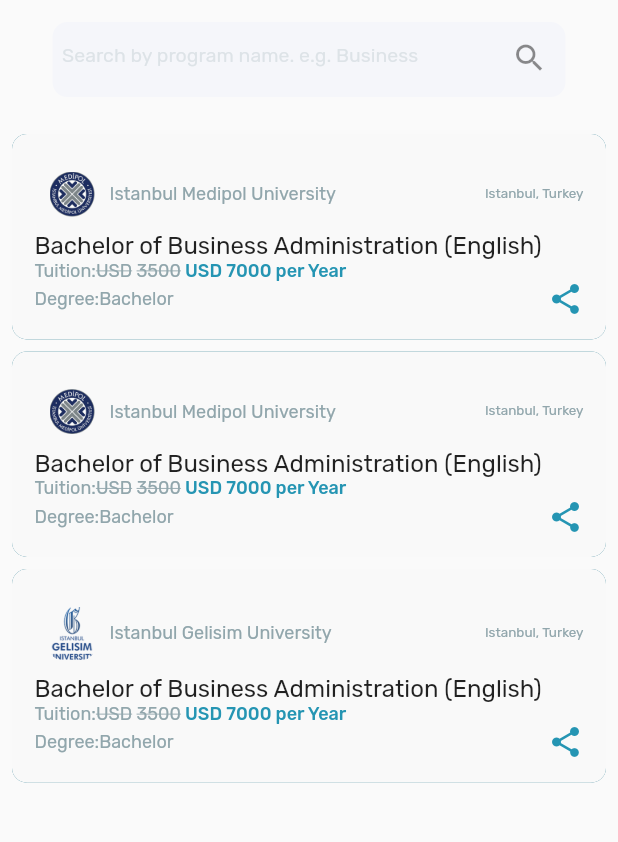
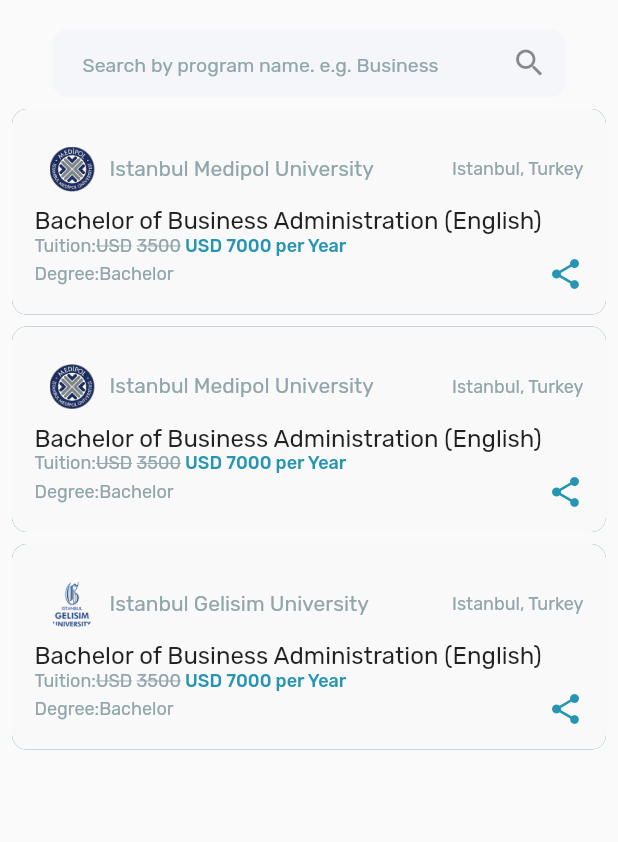
Before and after one commit to hiahmad30/OTAS, a Flutter app: the SearchPage screen opened directly, on a phone screen of 412 x 824 dp, the part 193-1035 px from its top. Run offline on Flutter 3.47's test engine with Material 2 defaults, Android fonts, the phone set to English and light mode, and no system bars; our stand-ins replace charts_flutter, flutter_linkify, flutter_svg, font_awesome_flutter, get, google_fonts; network calls fail.

Commit message:
all changes

```diff
--- a/lib/Screens/AllStudents.dart
+++ b/lib/Screens/AllStudents.dart
@@ -41,7 +41,7 @@ class _AllStudentsState extends State<AllStudents> {
         counter: 0,
         phone: '00905497109000',
         degree: "Bachelor of Business Administration (English)",
-        name: 'Mohamed Abdelkader A..',
+        name: 'Mohamed Abdelkader ',
         address:
             'Şehremini Mah, Ahmet Vefik Paşa Cd. No: 6/A, 34104 Fatih/İstanbul',
         email: 'example@gmail.com',
@@ -56,7 +56,7 @@ class _AllStudentsState extends State<AllStudents> {
             'Şehremini Mah, Ahmet Vefik Paşa Cd. No: 6/A, 34104 Fatih/İstanbul',
         email: 'example@gmail.com',
         passport: 'XR33442',
-        name: 'Mohamed Abdelkader A..',
+        name: 'Mohamed Abdelkader ',
         photoUrl: 'https://picsum.photos/200/300'),
   ];
   @override
@@ -71,7 +71,7 @@ class _AllStudentsState extends State<AllStudents> {
             child: Column(
               children: [
                 Padding(
-                  padding: const EdgeInsets.only(top: 39.0, left: 20),
+                  padding: const EdgeInsets.only(top: 35.0, left: 20),
                   child: Column(
                     crossAxisAlignment: CrossAxisAlignment.start,
                     children: [
--- a/lib/Screens/HomePage.dart
+++ b/lib/Screens/HomePage.dart
@@ -104,7 +104,7 @@ class _HomePageState extends State<HomePage> {
                       ],
                     ),
                     SizedBox(
-                      height: 30,
+                      height: 20,
                     ),
                     Container(
                       child: Text(
@@ -119,7 +119,7 @@ class _HomePageState extends State<HomePage> {
                 ),
               ),
               Container(
-                height: Get.height * 0.66,
+                height: Get.height * 0.7,
                 width: Get.width,
                 child: ListView.builder(
                   itemCount: announcements.length,
--- a/lib/Screens/SearchPage.dart
+++ b/lib/Screens/SearchPage.dart
@@ -1,16 +1,9 @@
 import 'package:flutter/material.dart';
-import 'package:flutter_linkify/flutter_linkify.dart';
 import 'package:get/get.dart';
 
-import 'package:charts_flutter/flutter.dart' as charts;
 import 'package:google_fonts/google_fonts.dart';
-import 'package:otasagent/Models/AnnouncementModel.dart';
 import 'package:otasagent/Models/ProgrammeModel.dart';
 import '../Resources.dart';
-import 'AllStudents.dart';
-import 'HomePage.dart';
-import 'Notification.dart';
-import 'StatePage.dart';
 
 class SearchPage extends StatefulWidget {
   @override
@@ -32,7 +25,7 @@ class _SearchPageState extends State<SearchPage> {
             width: Get.width,
             child: Column(children: [
               Container(
-                height: 210,
+                //  height: 210,
                 child: Column(
                   children: [
                     Row(
@@ -58,9 +51,12 @@ class _SearchPageState extends State<SearchPage> {
                         )
                       ],
                     ),
+                  ],
+                ),
+              ),
               Padding(
                 //Add padding around textfield
-                      padding: EdgeInsets.only(top: 15.0, left: 10, right: 10),
+                padding: EdgeInsets.only(top: 20.0, left: 10, right: 10),
                 child: Container(
                   width: Get.width * 0.83,
                   decoration: BoxDecoration(
@@ -68,15 +64,16 @@ class _SearchPageState extends State<SearchPage> {
                     borderRadius: BorderRadius.circular(10),
                   ),
                   child: Container(
-                          height: 50,
+                    height: 45,
                     child: TextFormField(
                       decoration: InputDecoration(
+                        prefix: SizedBox(
+                          width: 20,
+                        ),
                         suffixIcon: Icon(Icons.search),
-                              prefixStyle:
-                                  TextStyle(color: AppColors.primaryColor),
+                        prefixStyle: TextStyle(color: AppColors.primaryColor),
                         hintStyle: GoogleFonts.rubik(
-                                color:
-                                    AppColors.dateTimeColor.withOpacity(0.24),
+                          color: AppColors.dateTimeColor,
                           fontSize: 13,
                         ),
                         border: InputBorder.none,
@@ -84,8 +81,7 @@ class _SearchPageState extends State<SearchPage> {
                         enabledBorder: InputBorder.none,
                         errorBorder: InputBorder.none,
                         disabledBorder: InputBorder.none,
-                              hintText:
-                                  "  Search by program name. e.g. Business",
+                        hintText: "Search by program name. e.g. Business",
                         // border: OutlineInputBorder(
                         //   borderSide: BorderSide(color: Colors.white),
                         //   borderRadius: BorderRadius.circular(10.0),
@@ -93,9 +89,6 @@ class _SearchPageState extends State<SearchPage> {
                       ),
                     ),
                   ),
-                      ),
-                    ),
-                  ],
                 ),
               ),
               Container(
@@ -143,14 +136,15 @@ class _SearchPageState extends State<SearchPage> {
                         padding: const EdgeInsets.all(10),
                         child: ClipRRect(
                           borderRadius: BorderRadius.circular(8),
-                          child: Image.asset(programModel.imgUrl, width: 30),
+                          child: Image.asset(programModel.imgUrl,
+                              height: 30, width: 30),
                         ),
                       ),
                       Container(
                           child: Text(
                         '${programModel.univName}',
                         style: TextStyle(
-                            color: AppColors.dateTimeColor, fontSize: 12),
+                            color: AppColors.dateTimeColor, fontSize: 14),
                       )),
                     ],
                   ),
@@ -158,7 +152,7 @@ class _SearchPageState extends State<SearchPage> {
                       child: Text(
                     '${programModel.place}',
                     style:
-                        TextStyle(color: AppColors.dateTimeColor, fontSize: 9),
+                        TextStyle(color: AppColors.dateTimeColor, fontSize: 12),
                   )),
                 ],
               ),
```
Also changed, not shown: lib/Screens/StudentProfile.dart (+9 -2 lines). Lines whose indentation alone changed are shown as unchanged.
